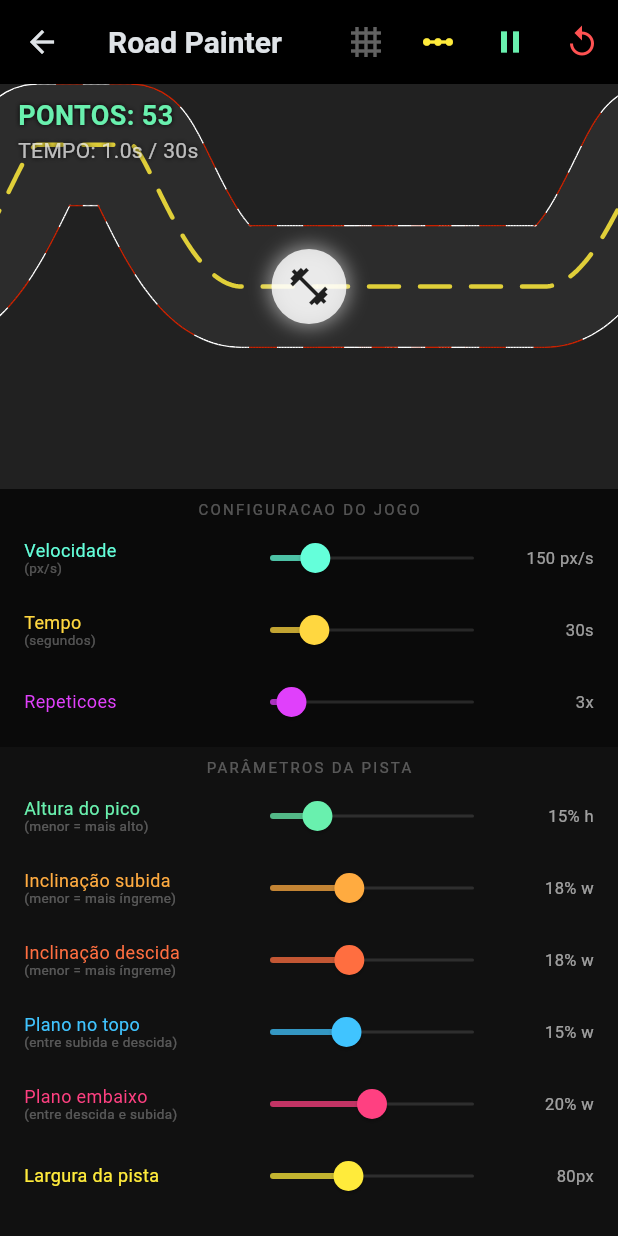
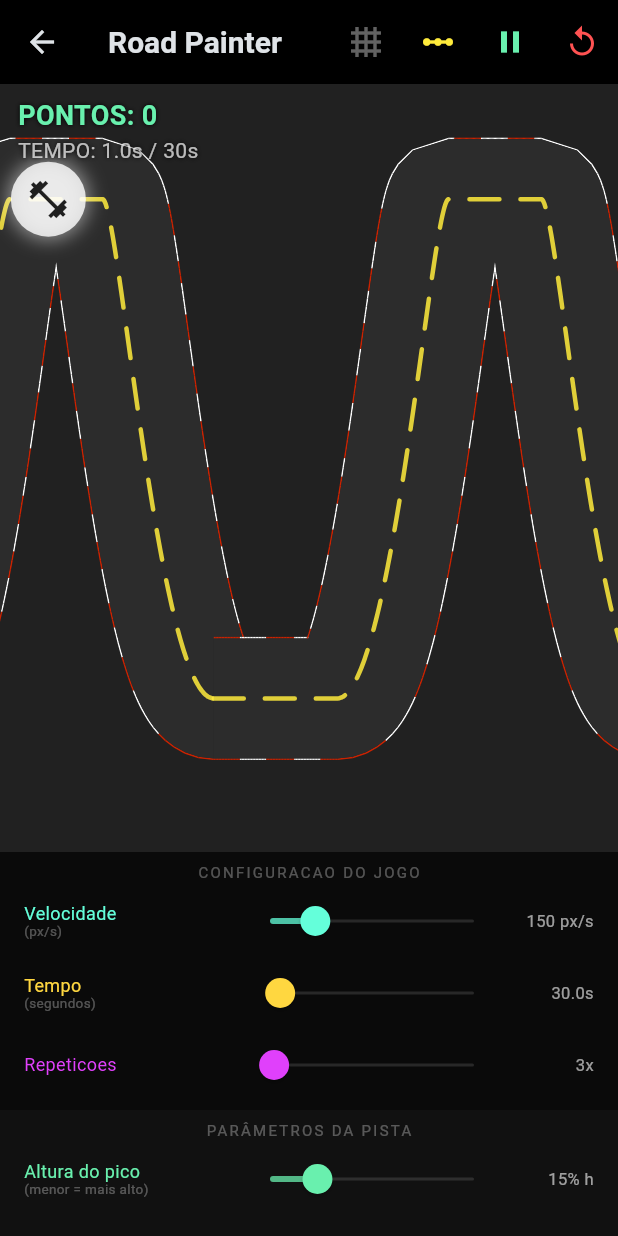
Before and after one commit to DartDragunov/zoltraak_app, a Flutter app: the WaveformSettingsWidget screen opened by its route, after a tap on the "play arrow" icon, on a phone screen of 412 x 824 dp. Run offline on Flutter 3.47's test engine with Material 3 defaults, Android fonts, the phone set to English and light mode, and no system bars.

Commit message:
Moved Player and Ramp Offsets fixed some values on configs

```diff
--- a/lib/model/RoadParams.dart
+++ b/lib/model/RoadParams.dart
@@ -16,12 +16,17 @@ class RoadParams {
   /// Trecho plano embaixo entre descida e próxima subida (fração de maxWidth).
   final double bottomFlatFactor;
 
+  /// Y da linha de base (parte plana) como fração da altura do widget.
+  /// 0.8 = 80% para baixo → estrada inicia próxima à base.
+  final double baselineYFactor;
+
   const RoadParams({
     this.peakHeightFactor = 0.15,
     this.slopeUpWidthFactor = 0.18,
     this.slopeDownWidthFactor = 0.18,
     this.topFlatFactor = 0.15,
     this.bottomFlatFactor = 0.20,
+    this.baselineYFactor = 0.80,
   });
 
   RoadParams copyWith({
@@ -30,6 +35,7 @@ class RoadParams {
     double? slopeDownWidthFactor,
     double? topFlatFactor,
     double? bottomFlatFactor,
+    double? baselineYFactor,
   }) =>
       RoadParams(
         peakHeightFactor: peakHeightFactor ?? this.peakHeightFactor,
@@ -37,5 +43,6 @@ class RoadParams {
         slopeDownWidthFactor: slopeDownWidthFactor ?? this.slopeDownWidthFactor,
         topFlatFactor: topFlatFactor ?? this.topFlatFactor,
         bottomFlatFactor: bottomFlatFactor ?? this.bottomFlatFactor,
+        baselineYFactor: baselineYFactor ?? this.baselineYFactor,
       );
 }
--- a/lib/painter/RoadPainter.dart
+++ b/lib/painter/RoadPainter.dart
@@ -28,73 +28,71 @@ class RoadPainter extends CustomPainter {
     this.repetitions = 1,
   });
 
-  // ── Build segments for one repetition at baseX offset ───────────────────────
+  // ── Width of one repetition cycle in pixels ─────────────────────────────────
+  //
+  // Layout per rep:
+  //   bottomFlat (gap) | SUBIDA | topFlat | DESCIDA
+  //
+  // bottomFlat is the separator between the previous descent and this ascent.
+
+  static double computeRepWidth(double screenW, RoadParams params) {
+    return screenW *
+        (params.bottomFlatFactor +
+            params.slopeUpWidthFactor +
+            params.topFlatFactor +
+            params.slopeDownWidthFactor);
+  }
+
+  static double computeTotalLength(
+      double screenW, RoadParams params, int reps) {
+    return reps * computeRepWidth(screenW, params);
+  }
+
+  // ── Build segments for one repetition at repStartX ──────────────────────────
 
   static List<RoadSegment> buildSegmentsForRep(
-      Size size, RoadParams params, double baseX) {
-    final w = size.width;
-    final h = size.height;
+      double screenW, double screenH, RoadParams params, double repStartX) {
+    final midY = screenH * params.baselineYFactor;
+    final peakY = screenH * params.peakHeightFactor;
+    final botW = screenW * params.bottomFlatFactor;
+    final slopeUpW = screenW * params.slopeUpWidthFactor;
+    final topW = screenW * params.topFlatFactor;
+    final slopeDownW = screenW * params.slopeDownWidthFactor;
 
-    final midY = h * 0.5;
-    final peakY = h * params.peakHeightFactor;
-    final slopeUpW = w * params.slopeUpWidthFactor;
-    final slopeDownW = w * params.slopeDownWidthFactor;
-    final topW = w * params.topFlatFactor;
-    final botW = w * params.bottomFlatFactor;
-
-    final patternW = botW + slopeUpW + topW + slopeDownW + botW;
-    final ox = (w - patternW) / 2;
-
-    final xBotStart = baseX + ox;
-    final xSlopeUp = xBotStart + botW;
-    final xTopStart = xSlopeUp + slopeUpW;
-    final xSlopeDown = xTopStart + topW;
-    final xBotEnd = xSlopeDown + slopeDownW;
-    final xExit = xBotEnd + botW;
-    final exitRemaining = baseX + w - xExit;
+    final x0 = repStartX;
+    final x1 = x0 + botW; // end of flat gap
+    final x2 = x1 + slopeUpW; // end of ascent
+    final x3 = x2 + topW; // end of flat top
+    final x4 = x3 + slopeDownW; // end of descent
 
     return [
+      // Flat bottom (gap / separator before this ramp)
       RoadSegment(
-        Offset(baseX - 50, midY),
-        Offset(baseX + ox * 0.4, midY),
-        Offset(baseX + ox * 0.85, midY),
-        Offset(xBotStart, midY),
+        Offset(x0, midY),
+        Offset(x0 + botW * 0.33, midY),
+        Offset(x1 - botW * 0.33, midY),
+        Offset(x1, midY),
       ),
+      // Ascent (midY → peakY)
       RoadSegment(
-        Offset(xBotStart, midY),
-        Offset(xBotStart + botW * 0.33, midY),
-        Offset(xBotStart + botW * 0.67, midY),
-        Offset(xSlopeUp, midY),
+        Offset(x1, midY),
+        Offset(x1 + slopeUpW * 0.50, midY),
+        Offset(x2 - slopeUpW * 0.15, peakY),
+        Offset(x2, peakY),
       ),
+      // Flat top
       RoadSegment(
-        Offset(xSlopeUp, midY),
-        Offset(xSlopeUp + slopeUpW * 0.50, midY),
-        Offset(xTopStart - slopeUpW * 0.15, peakY),
-        Offset(xTopStart, peakY),
+        Offset(x2, peakY),
+        Offset(x2 + topW * 0.33, peakY),
+        Offset(x3 - topW * 0.33, peakY),
+        Offset(x3, peakY),
       ),
+      // Descent (peakY → midY)
       RoadSegment(
-        Offset(xTopStart, peakY),
-        Offset(xTopStart + topW * 0.33, peakY),
-        Offset(xSlopeDown - topW * 0.33, peakY),
-        Offset(xSlopeDown, peakY),
-      ),
-      RoadSegment(
-        Offset(xSlopeDown, peakY),
-        Offset(xSlopeDown + slopeDownW * 0.15, peakY),
-        Offset(xBotEnd - slopeDownW * 0.50, midY),
-        Offset(xBotEnd, midY),
-      ),
-      RoadSegment(
-        Offset(xBotEnd, midY),
-        Offset(xBotEnd + botW * 0.33, midY),
-        Offset(xBotEnd + botW * 0.67, midY),
-        Offset(xExit, midY),
-      ),
-      RoadSegment(
-        Offset(xExit, midY),
-        Offset(xExit + exitRemaining * 0.30, midY),
-        Offset(xExit + exitRemaining * 0.75, midY),
-        Offset(baseX + w + 50, midY),
+        Offset(x3, peakY),
+        Offset(x3 + slopeDownW * 0.15, peakY),
+        Offset(x4 - slopeDownW * 0.50, midY),
+        Offset(x4, midY),
       ),
     ];
   }
@@ -127,14 +125,17 @@ class RoadPainter extends CustomPainter {
     required double screenHeight,
     required RoadParams params,
   }) {
-    final repIndex = (worldX / screenWidth).floor();
-    final baseX = repIndex * screenWidth;
-    final size = Size(screenWidth, screenHeight);
-    final segs = buildSegmentsForRep(size, params, baseX);
+    final repW = computeRepWidth(screenWidth, params);
+    if (repW <= 0) return screenHeight * params.baselineYFactor;
+
+    final repIndex = (worldX / repW).floor().clamp(0, 9999);
+    final repStartX = repIndex * repW;
+    final segs =
+        buildSegmentsForRep(screenWidth, screenHeight, params, repStartX);
     final samples = sampleSegments(segs, 40);
 
     double minDist = double.infinity;
-    double centerY = screenHeight * 0.5;
+    double centerY = screenHeight * params.baselineYFactor;
     for (final s in samples) {
       final dist = (s.point.dx - worldX).abs();
       if (dist < minDist) {
@@ -258,8 +259,9 @@ class RoadPainter extends CustomPainter {
   // ── Finish line (checkered flag) ────────────────────────────────────────────
 
   void _drawFinishLine(Canvas canvas, Size size) {
-    final finishX = repetitions * size.width;
-    final midY = size.height * 0.5;
+    final repW = computeRepWidth(size.width, params);
+    final finishX = repetitions * repW;
+    final midY = size.height * params.baselineYFactor;
     final halfRoad = roadWidth / 2;
 
     const squareSize = 10.0;
@@ -310,14 +312,17 @@ class RoadPainter extends CustomPainter {
     canvas.clipRect(Offset.zero & size);
     canvas.translate(-offsetX, 0);
 
+    final repW = computeRepWidth(size.width, params);
+
     // Only draw visible repetitions
-    final firstVisible = max(0, (offsetX / size.width).floor() - 1);
-    final lastVisible =
-        min(repetitions - 1, ((offsetX + size.width) / size.width).ceil());
+    final firstVisible = repW > 0 ? max(0, (offsetX / repW).floor() - 1) : 0;
+    final lastVisible = repW > 0
+        ? min(repetitions - 1, ((offsetX + size.width) / repW).ceil())
+        : 0;
 
     for (int rep = firstVisible; rep <= lastVisible; rep++) {
       final segments =
-          buildSegmentsForRep(size, params, rep * size.width);
+          buildSegmentsForRep(size.width, size.height, params, rep * repW);
       final samples = sampleSegments(segments, samplesPerSegment);
       if (samples.isEmpty) continue;
 
--- a/lib/screen/RoadConfigScreen.dart
+++ b/lib/screen/RoadConfigScreen.dart
@@ -6,6 +6,16 @@ import 'package:zoltraak_app/painter/RoadPainter.dart';
 import 'package:zoltraak_app/widgets/RoadConfigWidget.dart';
 import 'package:zoltraak_app/widgets/RoadConfigSlider.dart';
 import 'package:zoltraak_app/widgets/PlayerWidget.dart';
+
+double mapValue(
+  double value,
+  double inMin,
+  double inMax,
+  double outMin,
+  double outMax,
+) {
+  return (value - inMin) * (outMax - outMin) / (inMax - inMin) + outMin;
+}
 
 class WaveformSettingsWidget extends StatefulWidget {
   const WaveformSettingsWidget({super.key});
@@ -23,7 +33,7 @@ class _WaveformSettingsWidgetState extends State<WaveformSettingsWidget>
 
   // Game settings
   int _repetitions = 3;
-  double _gameDuration = 30; // seconds
+  double _gameDuration = 30; // seconds (derived from reps)
   double _speed = 150; // pixels per second
 
   // Game state
@@ -34,8 +44,8 @@ class _WaveformSettingsWidgetState extends State<WaveformSettingsWidget>
   bool _gameOver = false;
 
   // Player position (lifted from PlayerWidget)
-  double _playerWidthPos = 0.5;
-  double _playerHeightPos = 0.5;
+  double _playerWidthPos = 0.02;
+  double _playerHeightPos = 0.837;
 
   // Canvas size for scoring
   Size _canvasSize = Size.zero;
@@ -43,16 +53,29 @@ class _WaveformSettingsWidgetState extends State<WaveformSettingsWidget>
   late Ticker _ticker;
   Duration _lastTickTime = Duration.zero;
 
+  double get _repWidth {
+    if (_canvasSize.width <= 0) return 300;
+    return RoadPainter.computeRepWidth(_canvasSize.width, _params);
+  }
+
+  double get _totalLength => _repetitions * _repWidth;
+
+  void _syncDurationFromReps() {
+    if (_speed > 0) {
+      _gameDuration = _totalLength / _speed;
+    }
+  }
+
+  void _syncRepsFromDuration() {
+    if (_repWidth > 0 && _speed > 0) {
+      _repetitions = max(1, (_gameDuration * _speed / _repWidth).round());
+    }
+  }
+
   @override
   void initState() {
     super.initState();
     _ticker = createTicker(_onTick);
-  }
-
-  int get _effectiveReps {
-    if (_canvasSize.width <= 0) return _repetitions;
-    final timeReps = (_gameDuration * _speed / _canvasSize.width).ceil();
-    return max(_repetitions, timeReps);
   }
 
   void _onTick(Duration elapsed) {
@@ -78,8 +101,7 @@ class _WaveformSettingsWidgetState extends State<WaveformSettingsWidget>
       }
 
       if (_canvasSize.width > 0) {
-        final totalLength = _effectiveReps * _canvasSize.width;
-        if (_offsetX >= totalLength) {
+        if (_offsetX >= _totalLength) {
           _endGame();
           return;
         }
@@ -104,6 +126,9 @@ class _WaveformSettingsWidgetState extends State<WaveformSettingsWidget>
 
     final halfRoad = _roadWidth / 2;
     final distFromCenter = (playerScreenY - centerY).abs();
+    setState(() {
+      _playerHeightPos = mapValue(centerY, 25, _canvasSize.height - 25, 0, 1);
+    });
 
     if (distFromCenter <= halfRoad) {
       // On track: closer to center = faster points
@@ -144,8 +169,8 @@ class _WaveformSettingsWidgetState extends State<WaveformSettingsWidget>
       _offsetX = 0;
       _elapsedSeconds = 0;
       _score = 0;
-      _playerWidthPos = 0.5;
-      _playerHeightPos = 0.5;
+      // _playerWidthPos = 0.5;
+      // _playerHeightPos = 0.5;
       if (_ticker.isActive) _ticker.stop();
       _lastTickTime = Duration.zero;
     });
@@ -195,10 +220,10 @@ class _WaveformSettingsWidgetState extends State<WaveformSettingsWidget>
       body: Column(
         children: [
           Expanded(
+            flex: 2,
             child: LayoutBuilder(
               builder: (context, constraints) {
                 _canvasSize = constraints.biggest;
-                final effectiveReps = _effectiveReps;
                 return Stack(
                   children: [
                     CustomPaint(
@@ -209,7 +234,7 @@ class _WaveformSettingsWidgetState extends State<WaveformSettingsWidget>
                         showCenterLine: _showCenter,
                         showDebugNormals: _showNormals,
                         shoulderWidth: 1,
-                        repetitions: effectiveReps,
+                        repetitions: _repetitions,
                       ),
                       child: const SizedBox.expand(),
                     ),
@@ -219,8 +244,8 @@ class _WaveformSettingsWidgetState extends State<WaveformSettingsWidget>
                       heightPosition: _playerHeightPos,
                       onPositionChanged: (wPos, hPos) {
                         setState(() {
-                          _playerWidthPos = wPos;
-                          _playerHeightPos = hPos;
+                          // _playerWidthPos = wPos;
+                          // _playerHeightPos = hPos;
                         });
                       },
                     ),
@@ -299,14 +324,30 @@ class _WaveformSettingsWidgetState extends State<WaveformSettingsWidget>
               },
             ),
           ),
+          Expanded(
+            flex: 1,
+            child: Scrollable(viewportBuilder: (context, offset) {
+              return SingleChildScrollView(
+                controller: ScrollController(),
+                child: Column(
+                  mainAxisSize: MainAxisSize.min,
+                  children: [
                     // Game settings sliders
                     _buildGameSliders(),
                     // Road parameter sliders
                     WaveformWidget(
                       params: _params,
                       roadWidth: _roadWidth,
-            onParamsChanged: (p) => setState(() => _params = p),
+                      onParamsChanged: (p) => setState(() {
+                        _params = p;
+                        _syncDurationFromReps();
+                      }),
                       onRoadWidthChanged: (v) => setState(() => _roadWidth = v),
+                    ),
+                  ],
+                ),
+              );
+            }),
           ),
         ],
       ),
@@ -334,27 +375,36 @@ class _WaveformSettingsWidgetState extends State<WaveformSettingsWidget>
             max: 500,
             display: '${_speed.round()} px/s',
             color: Colors.tealAccent,
-            onChanged: (v) => setState(() => _speed = v),
+            onChanged: (v) => setState(() {
+              _speed = v;
+              _syncDurationFromReps();
+            }),
           ),
           WaveformSlider(
             label: 'Tempo',
             hint: '(segundos)',
-            value: _gameDuration,
-            min: 5,
-            max: 120,
-            display: '${_gameDuration.round()}s',
+            value: _gameDuration.clamp(0.1, 600),
+            min: 0.1,
+            max: 600,
+            display: '${_gameDuration.toStringAsFixed(1)}s',
             color: Colors.amberAccent,
-            onChanged: (v) => setState(() => _gameDuration = v),
+            onChanged: (v) => setState(() {
+              _gameDuration = v;
+              _syncRepsFromDuration();
+            }),
           ),
           WaveformSlider(
             label: 'Repeticoes',
             hint: '',
-            value: _repetitions.toDouble(),
+            value: _repetitions.toDouble().clamp(1, 100),
             min: 1,
-            max: 20,
+            max: 100,
             display: '${_repetitions}x',
             color: Colors.purpleAccent,
-            onChanged: (v) => setState(() => _repetitions = v.round()),
+            onChanged: (v) => setState(() {
+              _repetitions = v.round();
+              _syncDurationFromReps();
+            }),
           ),
         ],
       ),
--- a/lib/widgets/PlayerWidget.dart
+++ b/lib/widgets/PlayerWidget.dart
@@ -26,8 +26,7 @@ class PlayerWidget extends StatelessWidget {
         onPositionChanged?.call(wPos, hPos);
       },
       child: Align(
-        alignment: Alignment(
-            widthPosition * 2 - 1, heightPosition * 2 - 1),
+        alignment: Alignment(widthPosition * 2 - 1, heightPosition * 2 - 1),
         child: Container(
           width: iconSize.width,
           height: iconSize.height,
```
Lines whose indentation alone changed are shown as unchanged.
